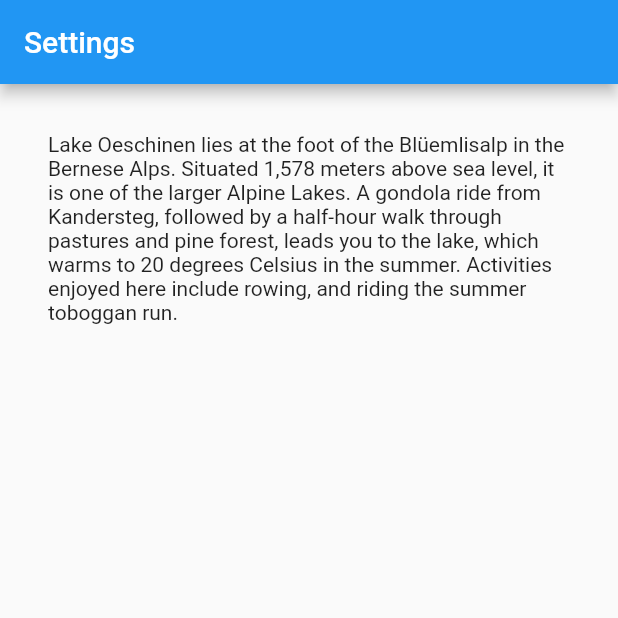
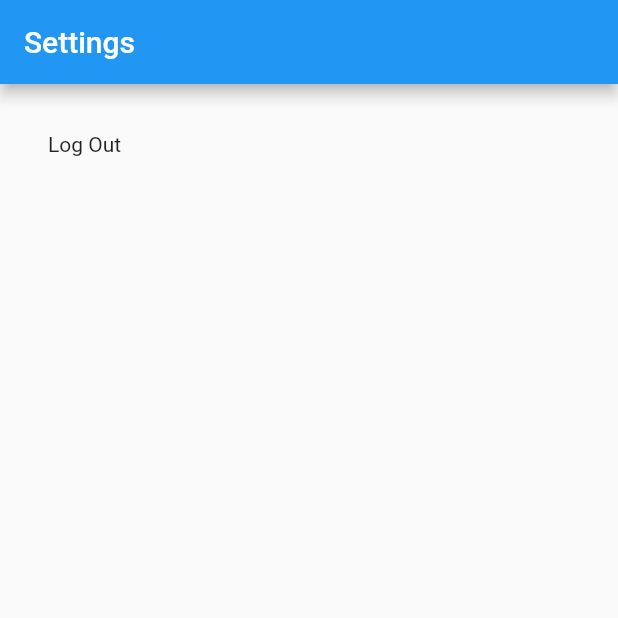
Before and after one commit to perrylzx/terygram, a Flutter app: the SettingsPage screen opened directly, on a phone screen of 412 x 824 dp, the top half of it. Run offline on Flutter 3.47's test engine with Material 2 defaults, Android fonts, the phone set to English and light mode, and no system bars; our stand-ins replace bubble, cloud_firestore, firebase_auth; accounts and stored records are empty.

```diff
--- a/lib/Setup/Pages/SettingsPage.dart
+++ b/lib/Setup/Pages/SettingsPage.dart
@@ -9,12 +9,7 @@ class _SettingsPageState extends State<SettingsPage> {
   Widget textWidget = Container(
     padding: const EdgeInsets.all(32), // adding 32px padding to all sides
     child: Text(
-      'Lake Oeschinen lies at the foot of the Blüemlisalp in the Bernese '
-      'Alps. Situated 1,578 meters above sea level, it is one of the '
-      'larger Alpine Lakes. A gondola ride from Kandersteg, followed by a '
-      'half-hour walk through pastures and pine forest, leads you to the '
-      'lake, which warms to 20 degrees Celsius in the summer. Activities '
-      'enjoyed here include rowing, and riding the summer toboggan run.',
+      'Log Out',
       softWrap: true,
     ),
   );
```
